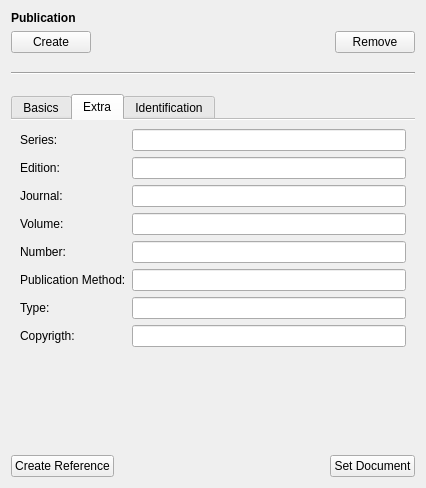
Qt form src/sidebar/publicationwidget.ui (KDE/conquirere) before a commit.
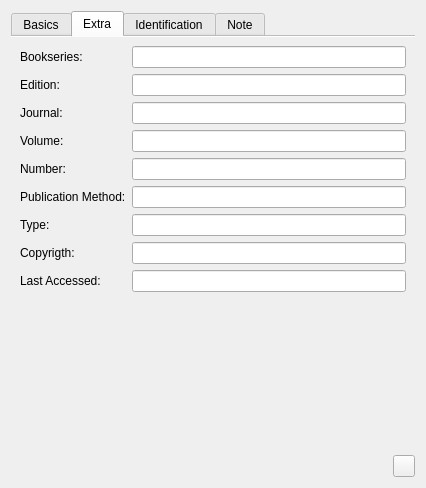
The same form after that commit. The open tabs and pages were chosen to show the change. Custom widgets are drawn as their Qt base class.

```diff
--- a/src/sidebar/publicationwidget.ui
+++ b/src/sidebar/publicationwidget.ui
@@ -13,90 +13,7 @@
   <property name="windowTitle">
    <string>Form</string>
   </property>
-  <layout class="QVBoxLayout" name="verticalLayout">
-   <item>
-    <widget class="QLabel" name="label">
-     <property name="font">
-      <font>
-       <weight>75</weight>
-       <bold>true</bold>
-      </font>
-     </property>
-     <property name="text">
-      <string>Publication</string>
-     </property>
-    </widget>
-   </item>
-   <item>
-    <layout class="QHBoxLayout" name="horizontalLayout">
-     <item>
-      <widget class="QPushButton" name="createButton">
-       <property name="text">
-        <string>Create</string>
-       </property>
-      </widget>
-     </item>
-     <item>
-      <spacer name="horizontalSpacer">
-       <property name="orientation">
-        <enum>Qt::Horizontal</enum>
-       </property>
-       <property name="sizeHint" stdset="0">
-        <size>
-         <width>40</width>
-         <height>20</height>
-        </size>
-       </property>
-      </spacer>
-     </item>
-     <item>
-      <widget class="QPushButton" name="removeButton">
-       <property name="text">
-        <string>Remove</string>
-       </property>
-      </widget>
-     </item>
-    </layout>
-   </item>
-   <item>
-    <spacer name="verticalSpacer_2">
-     <property name="orientation">
-      <enum>Qt::Vertical</enum>
-     </property>
-     <property name="sizeType">
-      <enum>QSizePolicy::Fixed</enum>
-     </property>
-     <property name="sizeHint" stdset="0">
-      <size>
-       <width>20</width>
-       <height>13</height>
-      </size>
-     </property>
-    </spacer>
-   </item>
-   <item>
-    <widget class="Line" name="line">
-     <property name="orientation">
-      <enum>Qt::Horizontal</enum>
-     </property>
-    </widget>
-   </item>
-   <item>
-    <spacer name="verticalSpacer_3">
-     <property name="orientation">
-      <enum>Qt::Vertical</enum>
-     </property>
-     <property name="sizeType">
-      <enum>QSizePolicy::Fixed</enum>
-     </property>
-     <property name="sizeHint" stdset="0">
-      <size>
-       <width>20</width>
-       <height>13</height>
-      </size>
-     </property>
-    </spacer>
-   </item>
+  <layout class="QVBoxLayout" name="verticalLayout_2">
    <item>
     <widget class="QTabWidget" name="tabWidget">
      <property name="currentIndex">
@@ -250,7 +167,7 @@
        <item row="0" column="0">
         <widget class="QLabel" name="label_6">
          <property name="text">
-          <string>Series:</string>
+          <string>Bookseries:</string>
          </property>
          <property name="buddy">
           <cstring>editSeries</cstring>
@@ -260,7 +177,7 @@
        <item row="0" column="1">
         <widget class="SeriesEdit" name="editSeries"/>
        </item>
-       <item row="2" column="0">
+       <item row="1" column="0">
         <widget class="QLabel" name="label_11">
          <property name="text">
           <string>Edition:</string>
@@ -270,10 +187,10 @@
          </property>
         </widget>
        </item>
-       <item row="2" column="1">
+       <item row="1" column="1">
         <widget class="StringEdit" name="editEdition"/>
        </item>
-       <item row="4" column="0">
+       <item row="2" column="0">
         <widget class="QLabel" name="label_7">
          <property name="text">
           <string>Journal:</string>
@@ -283,10 +200,10 @@
          </property>
         </widget>
        </item>
-       <item row="4" column="1">
+       <item row="2" column="1">
         <widget class="JournalEdit" name="editJournal"/>
        </item>
-       <item row="6" column="0">
+       <item row="3" column="0">
         <widget class="QLabel" name="label_8">
          <property name="text">
           <string>Volume:</string>
@@ -296,10 +213,10 @@
          </property>
         </widget>
        </item>
-       <item row="6" column="1">
+       <item row="3" column="1">
         <widget class="VolumeNumberEdit" name="editVolume"/>
        </item>
-       <item row="8" column="0">
+       <item row="4" column="0">
         <widget class="QLabel" name="label_9">
          <property name="text">
           <string>Number:</string>
@@ -309,13 +226,26 @@
          </property>
         </widget>
        </item>
-       <item row="8" column="1">
+       <item row="4" column="1">
         <widget class="VolumeNumberEdit" name="editNumber"/>
        </item>
-       <item row="11" column="1">
+       <item row="5" column="0">
+        <widget class="QLabel" name="label_14">
+         <property name="text">
+          <string>Publication Method:</string>
+         </property>
+         <property name="wordWrap">
+          <bool>true</bool>
+         </property>
+         <property name="buddy">
+          <cstring>editHowPublished</cstring>
+         </property>
+        </widget>
+       </item>
+       <item row="5" column="1">
         <widget class="StringEdit" name="editHowPublished"/>
        </item>
-       <item row="12" column="0">
+       <item row="6" column="0">
         <widget class="QLabel" name="label_17">
          <property name="text">
           <string>Type:</string>
@@ -325,10 +255,10 @@
          </property>
         </widget>
        </item>
-       <item row="12" column="1">
+       <item row="6" column="1">
         <widget class="StringEdit" name="editType"/>
        </item>
-       <item row="14" column="0">
+       <item row="7" column="0">
         <widget class="QLabel" name="label_24">
          <property name="text">
           <string>Copyrigth:</string>
@@ -338,22 +268,22 @@
          </property>
         </widget>
        </item>
-       <item row="14" column="1">
+       <item row="7" column="1">
         <widget class="StringEdit" name="editCopyright"/>
        </item>
-       <item row="11" column="0">
-        <widget class="QLabel" name="label_14">
+       <item row="8" column="0">
+        <widget class="QLabel" name="label_26">
          <property name="text">
-          <string>Publication Method:</string>
-         </property>
-         <property name="wordWrap">
-          <bool>true</bool>
+          <string>Last Accessed:</string>
          </property>
          <property name="buddy">
           <cstring>editHowPublished</cstring>
          </property>
         </widget>
        </item>
+       <item row="8" column="1">
+        <widget class="StringEdit" name="editLastAccessed"/>
+       </item>
       </layout>
      </widget>
      <widget class="QWidget" name="tab_3">
@@ -444,6 +374,33 @@
        </item>
       </layout>
      </widget>
+     <widget class="QWidget" name="tab_4">
+      <attribute name="title">
+       <string>Note</string>
+      </attribute>
+      <layout class="QVBoxLayout" name="verticalLayout">
+       <item>
+        <widget class="QLabel" name="label">
+         <property name="text">
+          <string>Note:</string>
+         </property>
+        </widget>
+       </item>
+       <item>
+        <widget class="QPlainTextEdit" name="noteEdit"/>
+       </item>
+       <item>
+        <widget class="QLabel" name="label_15">
+         <property name="text">
+          <string>Annotation:</string>
+         </property>
+        </widget>
+       </item>
+       <item>
+        <widget class="QPlainTextEdit" name="annoteEdit"/>
+       </item>
+      </layout>
+     </widget>
     </widget>
    </item>
    <item>
@@ -461,13 +418,6 @@
    </item>
    <item>
     <layout class="QHBoxLayout" name="horizontalLayout_2">
-     <item>
-      <widget class="QPushButton" name="createReference">
-       <property name="text">
-        <string>Create Reference</string>
-       </property>
-      </widget>
-     </item>
      <item>
       <spacer name="horizontalSpacer_2">
        <property name="orientation">
@@ -482,9 +432,27 @@
       </spacer>
      </item>
      <item>
-      <widget class="QPushButton" name="setDocument">
+      <widget class="QPushButton" name="addReference">
+       <property name="minimumSize">
+        <size>
+         <width>22</width>
+         <height>22</height>
+        </size>
+       </property>
+       <property name="maximumSize">
+        <size>
+         <width>22</width>
+         <height>22</height>
+        </size>
+       </property>
        <property name="text">
-        <string>Set Document</string>
+        <string/>
+       </property>
+       <property name="iconSize">
+        <size>
+         <width>22</width>
+         <height>22</height>
+        </size>
        </property>
       </widget>
      </item>
@@ -493,18 +461,18 @@
   </layout>
  </widget>
  <customwidgets>
-  <customwidget>
-   <class>StringEdit</class>
-   <extends>QLineEdit</extends>
-   <header>propertywidgets/stringedit.h</header>
-   <slots>
-    <signal>widgetEnabled(bool)</signal>
-   </slots>
-  </customwidget>
   <customwidget>
    <class>KComboBox</class>
    <extends>QComboBox</extends>
-   <header location="global">kcombobox.h</header>
+   <header>kcombobox.h</header>
+  </customwidget>
+  <customwidget>
+   <class>StringEdit</class>
+   <extends>QLineEdit</extends>
+   <header>propertywidgets/stringedit.h</header>
+   <slots>
+    <signal>widgetEnabled(bool)</signal>
+   </slots>
   </customwidget>
   <customwidget>
    <class>ContactEdit</class>
```
Left out of the diff: 213 changed lines with no effect on the pictures.
